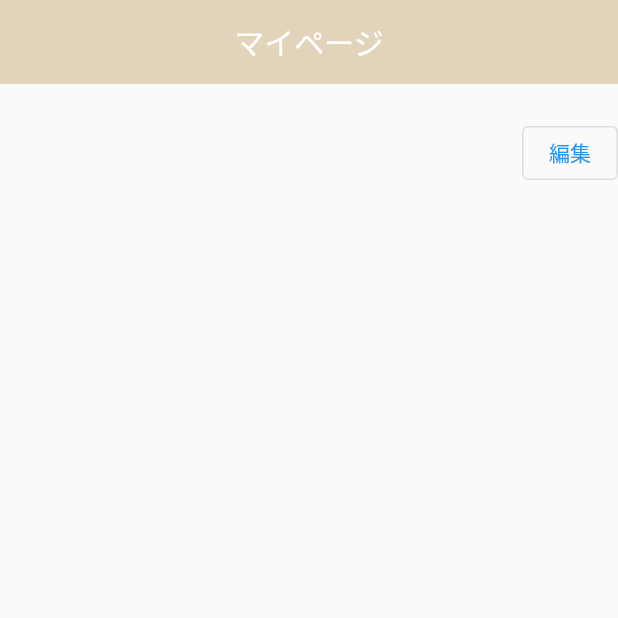
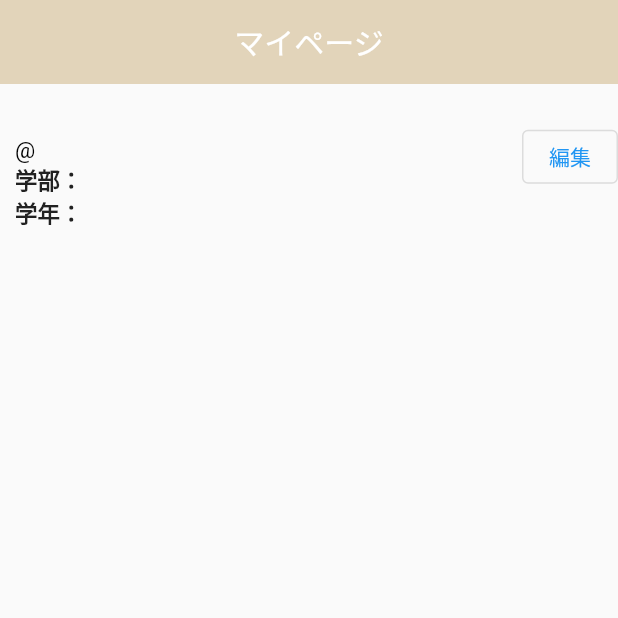
Before and after one commit to fortune-programming/note_app, a Flutter app: the Mypage screen opened directly, on a phone screen of 412 x 824 dp, the top half of it. Run offline on Flutter 3.47's test engine with Material 2 defaults, Android fonts, the phone set to English and light mode, and no system bars; our stand-ins replace cloud_firestore, firebase_auth, firebase_core, firebase_storage, image_picker; accounts and stored records are empty; network calls fail.

Commit message:
Create UI of mypage

```diff
--- a/lib/view/Login/Login.dart
+++ b/lib/view/Login/Login.dart
@@ -142,7 +142,7 @@ class _LogInState extends State<LogIn> {
                                 Navigator.push(
                                     context,
                                     MaterialPageRoute(
-                                        builder: (context) => Mypage()));
+                                        builder: (context) => Screen()));
                               }
                             } else {
                               print("ログインエラー");
--- a/lib/view/Mypage/Mypage.dart
+++ b/lib/view/Mypage/Mypage.dart
@@ -45,35 +45,30 @@ class _MypageState extends State<Mypage> {
                             Column(
                               crossAxisAlignment: CrossAxisAlignment.start,
                               children: [
-                                /*Text((myAccount.name == null) ? "未設定" : myAccount.name, style: TextStyle(fontSize: 20,fontWeight: FontWeight.bold)),
-                              Text((myAccount.id == null) ? "未設定" : "@${myAccount.id}", style: TextStyle(fontSize: 20,fontWeight: FontWeight.bold)),
-                              Text((myAccount.faculty == null) ? "未設定" : myAccount.faculty, style: TextStyle(fontSize: 20,fontWeight: FontWeight.bold)),
-                              Text((myAccount.gread == null) ? "未設定" : myAccount.gread, style: TextStyle(fontSize: 20,fontWeight: FontWeight.bold)),*/
                                 Text(
                                     (myAccount.name == null)
-                                        ? "未設定"
+                                        ? "アカウント名：未設定"
                                         : myAccount.name!,
                                     style: TextStyle(
-                                        fontSize: 20,
+                                        fontSize: 30,
                                         fontWeight: FontWeight.bold)),
-                                Text(myAccount.number,
+                                Text('@${myAccount.number}',
                                     style: TextStyle(
                                         color: Colors.black,
-                                        fontSize: 20,
-                                        fontWeight: FontWeight.bold)),
+                                        fontSize: 15)),
                                 Text(
                                     (myAccount.faculty == null)
-                                        ? "未設定"
-                                        : myAccount.faculty!,
+                                        ? "学部：未設定"
+                                        : '学部：${myAccount.faculty!}',
                                     style: TextStyle(
-                                        fontSize: 20,
+                                        fontSize: 15,
                                         fontWeight: FontWeight.bold)),
                                 Text(
                                     (myAccount.gread == null)
-                                        ? "未設定"
-                                        : myAccount.gread!,
+                                        ? "学年：未設定"
+                                        : '学年：${myAccount.gread!}',
                                     style: TextStyle(
-                                        fontSize: 20,
+                                        fontSize: 15,
                                         fontWeight: FontWeight.bold)),
                               ],
                             ),
--- a/lib/view/Mypage_edit/Mypage_edit.dart
+++ b/lib/view/Mypage_edit/Mypage_edit.dart
@@ -143,23 +143,23 @@ class _Mypage_editState extends State<Mypage_edit> {
                     child: Text('未設定'),
                   ),
                   DropdownMenuItem(
-                    value: 'Faculty of humanities',
+                    value: '人文学部',
                     child: Text('人文学部'),
                   ),
                   DropdownMenuItem(
-                    value: 'Faculty of education',
+                    value: '教育学部',
                     child: Text('教育学部'),
                   ),
                   DropdownMenuItem(
-                    value: 'Faculty of bioresources',
+                    value: '生物資源学部',
                     child: Text('生物資源学部'),
                   ),
                   DropdownMenuItem(
-                    value: 'Faculty of engineering',
+                    value: '工学部',
                     child: Text('工学部'),
                   ),
                   DropdownMenuItem(
-                    value: 'Faculty of medical',
+                    value: '医学部',
                     child: Text('医学部'),
                   ),
                 ],
@@ -190,43 +190,43 @@ class _Mypage_editState extends State<Mypage_edit> {
                     child: Text('未設定'),
                   ),
                   DropdownMenuItem(
-                    value: 'Gread 1',
+                    value: '1年',
                     child: Text('1年'),
                   ),
                   DropdownMenuItem(
-                    value: 'Gread 2',
+                    value: '2年',
                     child: Text('2年'),
                   ),
                   DropdownMenuItem(
-                    value: 'Gread 3',
+                    value: '3年',
                     child: Text('3年'),
                   ),
                   DropdownMenuItem(
-                    value: 'Gread 4',
+                    value: '4年',
                     child: Text('4年'),
                   ),
                   DropdownMenuItem(
-                    value: 'Master 1',
+                    value: '修士1年',
                     child: Text('修士1年'),
                   ),
                   DropdownMenuItem(
-                    value: 'Master 2',
+                    value: '修士2年',
                     child: Text('修士2年'),
                   ),
                   DropdownMenuItem(
-                    value: 'Doctor 1',
+                    value: '博士1年',
                     child: Text('博士1年'),
                   ),
                   DropdownMenuItem(
-                    value: 'Doctor 2',
+                    value: '博士2年',
                     child: Text('博士2年'),
                   ),
                   DropdownMenuItem(
-                    value: 'Doctor 3',
+                    value: '博士3年',
                     child: Text('博士3年'),
                   ),
                   DropdownMenuItem(
-                    value: 'Doctor 4',
+                    value: '博士4年',
                     child: Text('博士4年'),
                   ),
                 ],
```
